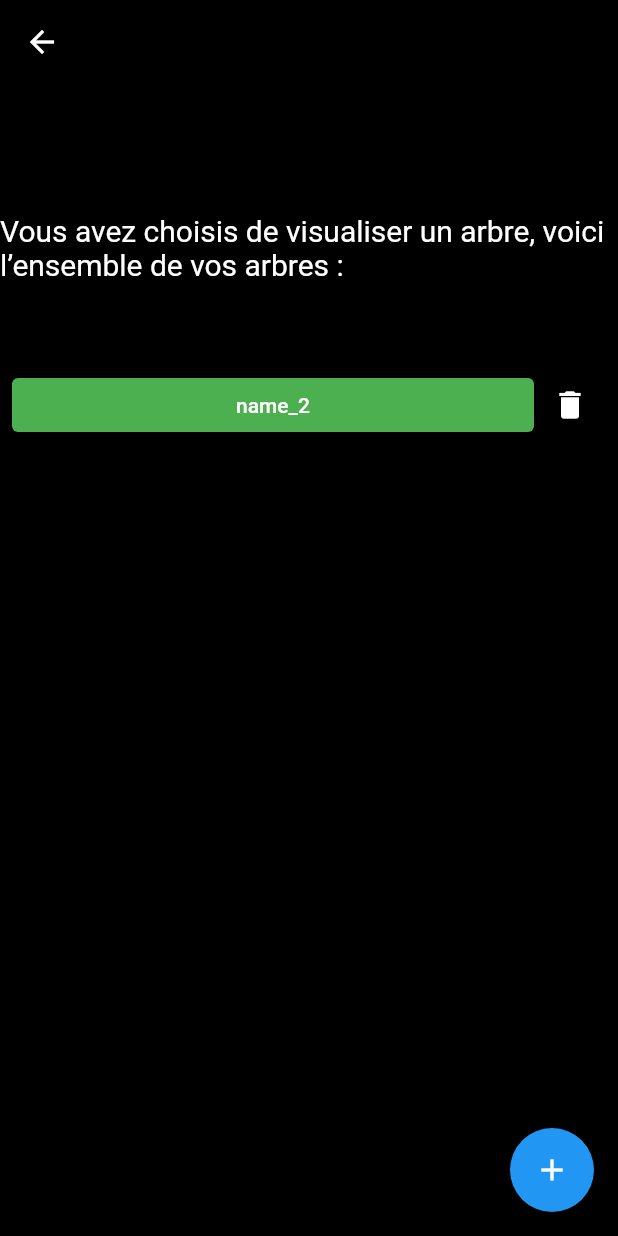
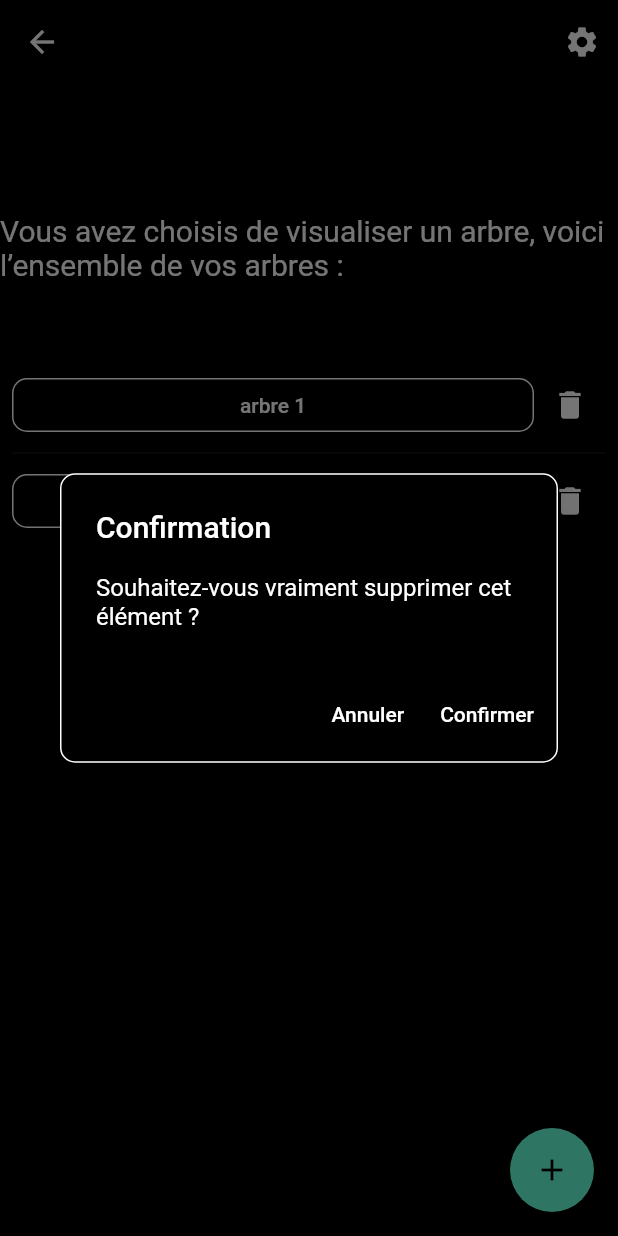
Before and after one commit to romainChuat/octrees, a Flutter app: the Visualize screen opened directly, after a tap on the "delete" icon, on a phone screen of 412 x 824 dp. Run offline on Flutter 3.47's test engine with Material 2 defaults, Android fonts, the phone set to English and light mode, and no system bars; our stand-ins replace animated_text_kit.

Commit message:
Ajout de design

```diff
--- a/lib/ModelProvider.dart
+++ b/lib/ModelProvider.dart
@@ -1,64 +1,84 @@
+
 import 'package:flutter/foundation.dart';
-import 'package:octrees/Octree.dart';
+
 import 'DessinArbre.dart';
+import 'main.dart';
 
 class ModelProvider extends ChangeNotifier{
 
-  Map<String,Octree> _trees = {'name_1' : Octree.fromChaine('DPPPVPVDVVVVVVPVV',16 ), 'name_2' : Octree.fromChaine('DVVVVVVDVVVVVVPVV',16)};
+  List<String> _trees = ["arbre 1", "arbre 2"];
 
-  Map<String,Octree> get trees => _trees;
+  List<String> get trees => _trees;
+  //une liste d'arbre
 
-  void addTree(String name, Octree tree){
-    _trees[name] = tree;
+  //fonction de génération
+
+  //fonction de création après saisie
+
+  //fonction d'ajout à la list
+  void addTree(String tree){
+    _trees.add(tree);
+  }
+// supprime un élements à l'index donner
+  void removeTree(int index) {
+    _trees.removeAt(index);
     notifyListeners();
   }
 
-  ///  Supprime dans trees l'arbre identifié par la string name
-  void removeTree(String name) {
-    _trees.removeWhere((key, value) => key == name);
-    notifyListeners();
+  int getTreeSize() {
+    return _trees.length;
   }
 
-  ///Retourne l'element de trees identifié par la string name
-  getOctree(String name){
-    if(_trees.containsKey(name)){
-      return _trees[name];
-    }
-    return null;
-  }
 
 //fonction de retrait à la list
 
   int _rho = 50;
+
   int get rho => _rho;
+
   set rho(int value) {
     _rho = value;
     notifyListeners();
   }
+
   int _phi = 45;
+
   int get phi => _phi;
+
   set phi(int value) {
     _phi = value;
     notifyListeners();
   }
+
+
   double _zoomFactor = 1.0;
   double get zoomFactor => _zoomFactor;
+
   void zoomIn(DessinArbre da) {
     _zoomFactor += 0.1;
     da.rho = (rho * zoomFactor).toInt();
     notifyListeners();
+
   }
+
   void zoomOut(DessinArbre da) {
     if (zoomFactor > 0.2) {
       _zoomFactor -= 0.1;
       da.rho = (rho * zoomFactor).toInt();
       notifyListeners();
+
     }
   }
+
   int _theta = 45;
+
   int get theta => _theta;
+
   set theta(int value) {
     _theta = value;
     notifyListeners();
   }
+
+
+
 }
--- a/lib/Visualize.dart
+++ b/lib/Visualize.dart
@@ -2,6 +2,7 @@ import 'package:flutter/material.dart';
 import 'package:octrees/Generate.dart';
 import 'package:octrees/ModelProvider.dart';
 import 'package:provider/provider.dart';
+
 import 'main.dart';
 
 class Visualize extends StatelessWidget {
@@ -18,14 +19,28 @@ class Visualize extends StatelessWidget {
             Navigator.of(context).pop();
           },
         ),
+        actions: [
+          Tooltip(
+            message: 'Paramètre',
+            child: IconButton(
+              icon: const Icon(Icons.settings),
+              color: Colors.white,
+              onPressed: () {
+                // TODO ajouter des parametres dans l'icon settings
+              },
+            ),
+          ),
+        ],
       ),
+      backgroundColor: Colors.black,
+
       body: Center(
           child: Column(mainAxisAlignment: MainAxisAlignment.center, children: [
-            const Text(
+            Text(
               "Vous avez choisis de visualiser un arbre, voici l’ensemble de vos arbres :",
               style: TextStyle(color: Colors.white, fontSize: 20),
             ),
-            const Padding(padding: EdgeInsets.fromLTRB(0, 0, 0, 50)),
+            Padding(padding: EdgeInsets.fromLTRB(0, 0, 0, 50)),
             Visibility(
               visible: prov.trees.isNotEmpty,
               child: Container(
@@ -34,23 +49,23 @@ class Visualize extends StatelessWidget {
                     padding: const EdgeInsets.all(8),
                     itemCount: prov.trees.length,
                     itemBuilder: (BuildContext context, int index) {
-                      final treeName = prov.trees.keys.elementAt(index);
-                      final treeData = prov.trees[treeName];
                       return Row(
                           mainAxisAlignment: MainAxisAlignment.spaceBetween,
                           children: [
                             Expanded(
-
                               child: ElevatedButton(
                                   onPressed: () {
                                     Navigator.of(context).push(MaterialPageRoute(
                                         builder: (BuildContext context) =>
-                                            MyWorkingArea(
-                                                octree: prov.getOctree(treeName))));
+                                            MyWorkingArea(index: index)));
                                   },
-                                  child: Center(child: Text(treeName)),
+                                  child: Center(child: Text(prov.trees[index])),
                                   style: ElevatedButton.styleFrom(
-                                      backgroundColor: Colors.green)),
+                                      backgroundColor: Colors.black,
+                                      shape: const RoundedRectangleBorder(
+                                          borderRadius:
+                                          BorderRadius.all(Radius.circular(10)),
+                                          side: BorderSide(color: Colors.white)))),
                             ),
                             Tooltip(
                               message: 'Supprimer',
@@ -58,7 +73,46 @@ class Visualize extends StatelessWidget {
                                 icon: const Icon(Icons.delete),
                                 color: Colors.white,
                                 onPressed: () {
-                                  prov.removeTree(treeName);
+                                  showDialog(
+                                    context: context,
+                                    builder: (BuildContext context) {
+                                      return AlertDialog(
+                                        title: const Text(
+                                          'Confirmation',
+                                          style: TextStyle(color: Colors.white),
+                                        ),
+                                        backgroundColor: Colors.black,
+                                        shape: RoundedRectangleBorder(
+                                          side: BorderSide(color: Colors.white),
+                                          borderRadius: BorderRadius.circular(10.0),
+                                        ),
+                                        content: const Text(
+                                            'Souhaitez-vous vraiment supprimer cet élément ?',
+                                            style: TextStyle(color: Colors.white)),
+                                        actions: <Widget>[
+                                          TextButton(
+                                            onPressed: () {
+                                              Navigator.of(context).pop();
+                                            },
+                                            child: const Text(
+                                              'Annuler',
+                                              style: TextStyle(color: Colors.white),
+                                            ),
+                                          ),
+                                          TextButton(
+                                            onPressed: () {
+                                              prov.removeTree(index);
+                                              Navigator.of(context).pop();
+                                            },
+                                            child: const Text(
+                                              'Confirmer',
+                                              style: TextStyle(color: Colors.white),
+                                            ),
+                                          ),
+                                        ],
+                                      );
+                                    },
+                                  );
                                 },
                               ),
                             ),
@@ -71,11 +125,11 @@ class Visualize extends StatelessWidget {
             Visibility(
               visible: prov.trees.isEmpty,
               child: Column(children: [
-                const Text(
+                Text(
                   "Malheureusement aucun arbre n’a encore été sauvegardé …",
                   style: TextStyle(color: Colors.white, fontSize: 14),
                 ),
-                const SizedBox(
+                SizedBox(
                   height: 25,
                 ),
                 ElevatedButton(
@@ -83,14 +137,13 @@ class Visualize extends StatelessWidget {
                       Navigator.of(context).push(MaterialPageRoute(
                           builder: (BuildContext context) => Generate()));
                     },
-                    child: const Text("Générer un nouvel arbre"))
+                    child: Text("Générer un nouvel arbre"))
               ]),
             )
           ])),
       floatingActionButton: Visibility(
         visible: prov.trees.isNotEmpty,
         child: FloatingActionButton(
-          heroTag: UniqueKey(),
           onPressed: () {
             Navigator.of(context).push(MaterialPageRoute(
                 builder: (BuildContext context) => Generate()));
```
Also changed, not shown: lib/Generate.dart (+89 -80 lines), lib/main.dart (+106 -103 lines).
